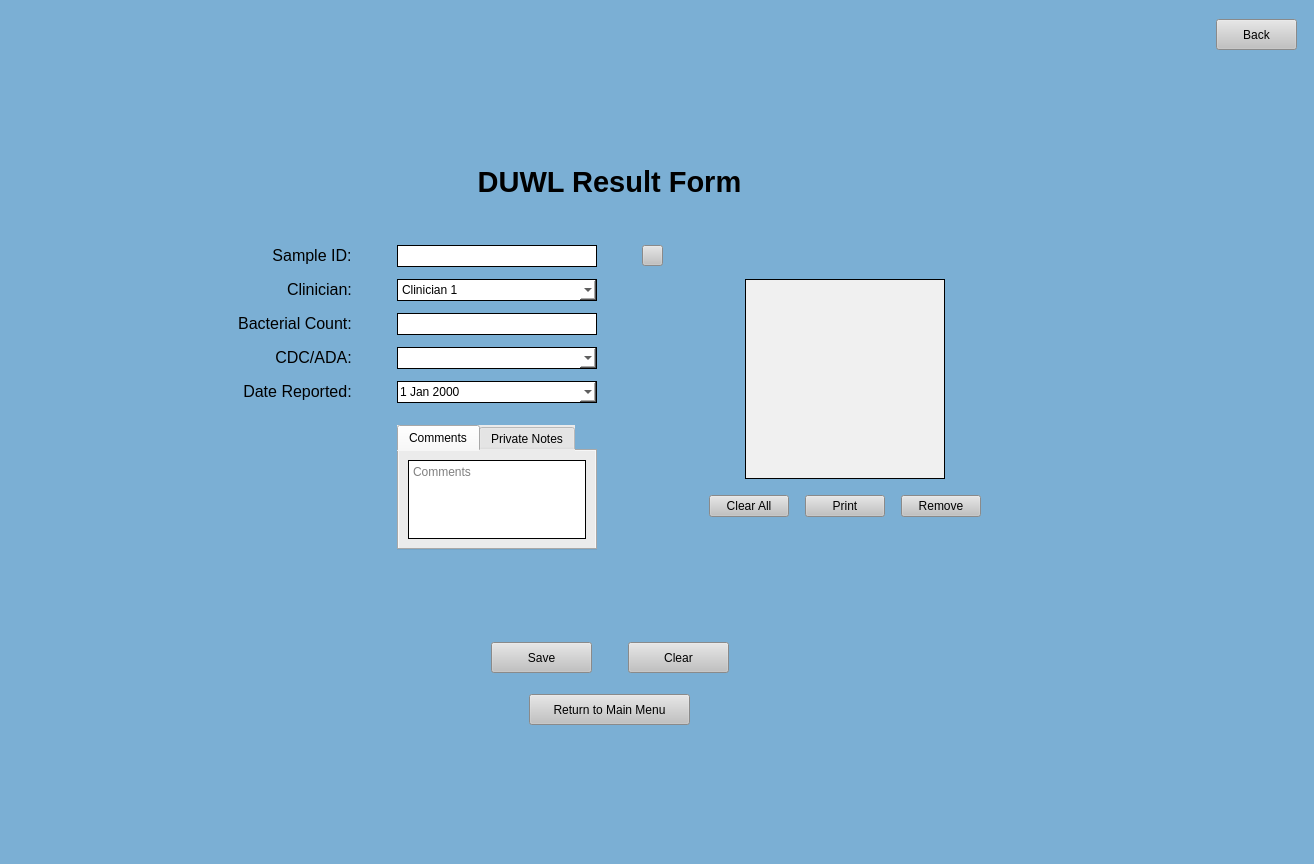
Old version of the form UI Screens/COMBdb_DUWL_Result_Form.ui in the repository Kasmanian/COMBDb-oldgen.
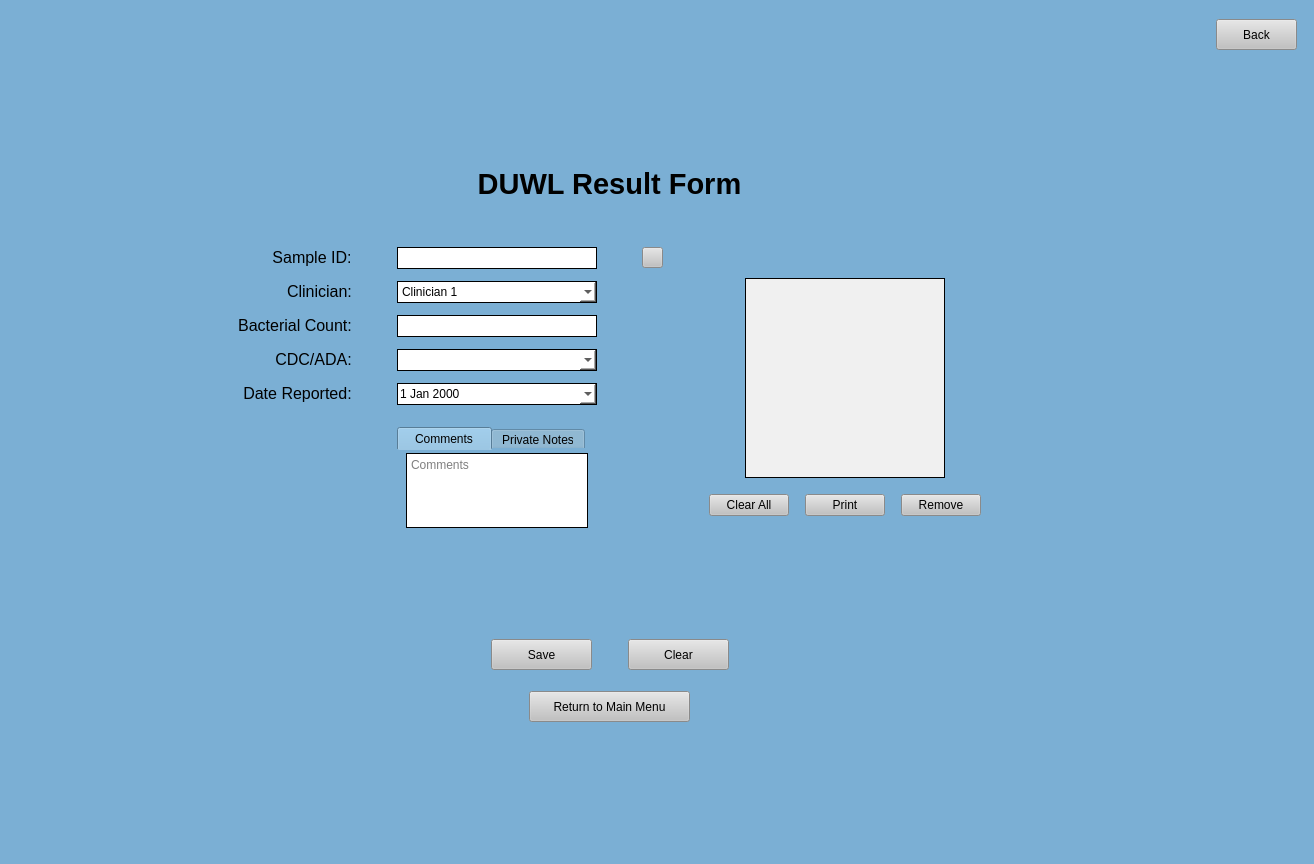
New version of the form.

```diff
--- a/UI Screens/COMBdb_DUWL_Result_Form.ui
+++ b/UI Screens/COMBdb_DUWL_Result_Form.ui
@@ -543,14 +543,30 @@
             </item>
             <item row="8" column="0" colspan="2" alignment="Qt::AlignRight">
              <widget class="QTabWidget" name="tabWidget">
+              <property name="sizePolicy">
+               <sizepolicy hsizetype="Expanding" vsizetype="Expanding">
+                <horstretch>0</horstretch>
+                <verstretch>0</verstretch>
+               </sizepolicy>
+              </property>
               <property name="maximumSize">
                <size>
                 <width>200</width>
-                <height>125</height>
+                <height>16777215</height>
                </size>
               </property>
               <property name="styleSheet">
-               <string notr="true">background-color: rgb(235, 235, 235);</string>
+               <string notr="true">QTabWidget::pane {
+	background: rgb(235, 235, 235);
+	top: -16px;
+}
+QTabWidget::tab-bar {
+	alignment: center;
+}
+QTabBar::tab {
+	height: 23px; 
+	width: 94px;
+}</string>
               </property>
               <property name="currentIndex">
                <number>0</number>
@@ -565,6 +581,18 @@
                <layout class="QGridLayout" name="gridLayout_3">
                 <item row="0" column="0">
                  <widget class="QTextEdit" name="cText">
+                  <property name="sizePolicy">
+                   <sizepolicy hsizetype="Fixed" vsizetype="Fixed">
+                    <horstretch>0</horstretch>
+                    <verstretch>0</verstretch>
+                   </sizepolicy>
+                  </property>
+                  <property name="maximumSize">
+                   <size>
+                    <width>200</width>
+                    <height>75</height>
+                   </size>
+                  </property>
                   <property name="styleSheet">
                    <string notr="true">background-color: rgb(255, 255, 255);
 border-style: solid;
@@ -584,6 +612,18 @@
                <layout class="QGridLayout" name="gridLayout_4">
                 <item row="0" column="0">
                  <widget class="QTextEdit" name="nText">
+                  <property name="sizePolicy">
+                   <sizepolicy hsizetype="Fixed" vsizetype="Fixed">
+                    <horstretch>0</horstretch>
+                    <verstretch>0</verstretch>
+                   </sizepolicy>
+                  </property>
+                  <property name="maximumSize">
+                   <size>
+                    <width>200</width>
+                    <height>75</height>
+                   </size>
+                  </property>
                   <property name="styleSheet">
                    <string notr="true">background-color: rgb(255, 255, 255);
 border-style: solid;
@@ -868,7 +908,7 @@
        </layout>
       </item>
       <item alignment="Qt::AlignHCenter|Qt::AlignVCenter">
-       <widget class="QLabel" name="label">
+       <widget class="QLabel" name="errorMessage">
         <property name="minimumSize">
          <size>
           <width>350</width>
@@ -877,7 +917,7 @@
         </property>
         <property name="maximumSize">
          <size>
-          <width>350</width>
+          <width>999</width>
           <height>30</height>
          </size>
         </property>
```
